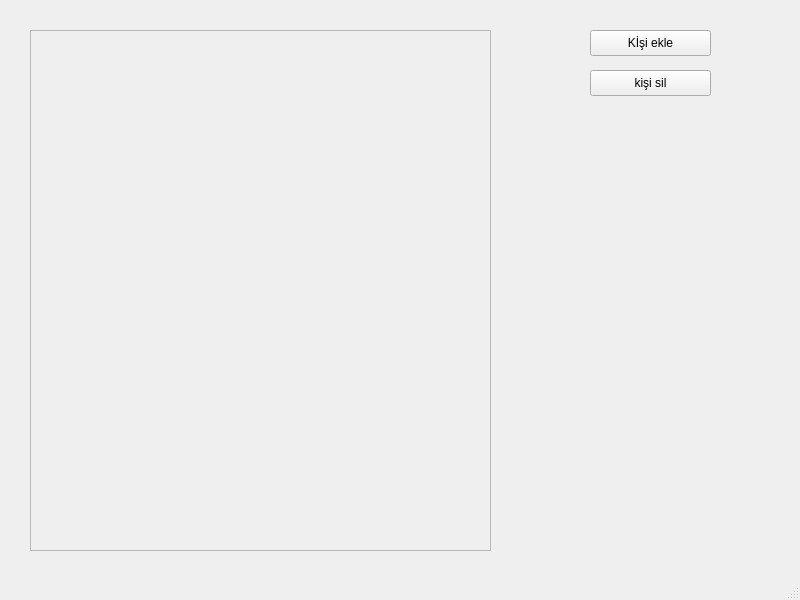
Old version of the form pyqt5FaceDetection/genelTasarim.ui in the repository Muratoksuz01/detectFace.
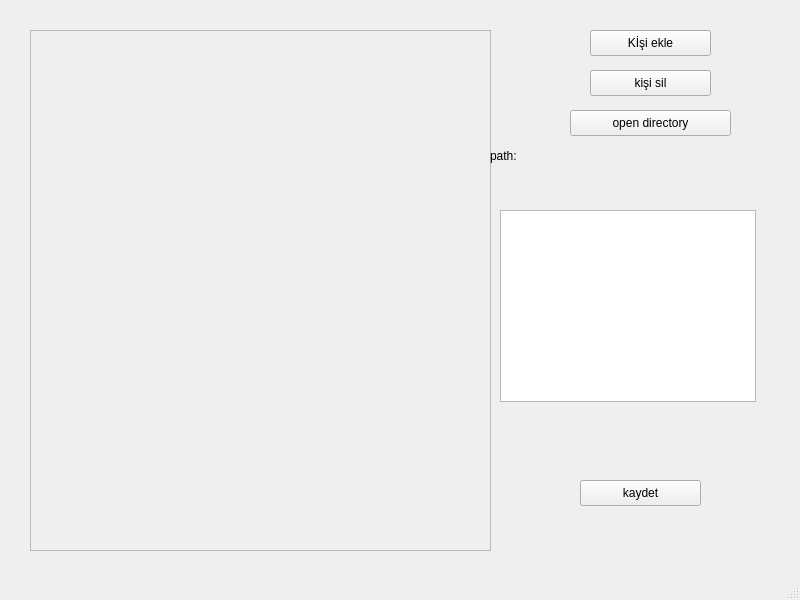
New version of the form.

Patch:
```diff
--- a/pyqt5FaceDetection/genelTasarim.ui
+++ b/pyqt5FaceDetection/genelTasarim.ui
@@ -69,6 +69,58 @@
      <string>kişi sil</string>
     </property>
    </widget>
+   <widget class="QPushButton" name="btnOpenDir">
+    <property name="geometry">
+     <rect>
+      <x>570</x>
+      <y>110</y>
+      <width>161</width>
+      <height>26</height>
+     </rect>
+    </property>
+    <property name="text">
+     <string>open directory</string>
+    </property>
+   </widget>
+   <widget class="QLabel" name="lblPath">
+    <property name="geometry">
+     <rect>
+      <x>490</x>
+      <y>140</y>
+      <width>271</width>
+      <height>31</height>
+     </rect>
+    </property>
+    <property name="text">
+     <string>path:</string>
+    </property>
+   </widget>
+   <widget class="QPushButton" name="btnKaydet">
+    <property name="geometry">
+     <rect>
+      <x>580</x>
+      <y>480</y>
+      <width>121</width>
+      <height>26</height>
+     </rect>
+    </property>
+    <property name="text">
+     <string>kaydet</string>
+    </property>
+   </widget>
+   <widget class="QListWidget" name="listwidget">
+    <property name="geometry">
+     <rect>
+      <x>500</x>
+      <y>210</y>
+      <width>256</width>
+      <height>192</height>
+     </rect>
+    </property>
+    <property name="selectionMode">
+     <enum>QAbstractItemView::MultiSelection</enum>
+    </property>
+   </widget>
   </widget>
   <widget class="QMenuBar" name="menubar">
    <property name="geometry">
```
Left out of the diff: 2 changed lines with no effect on the pictures.
